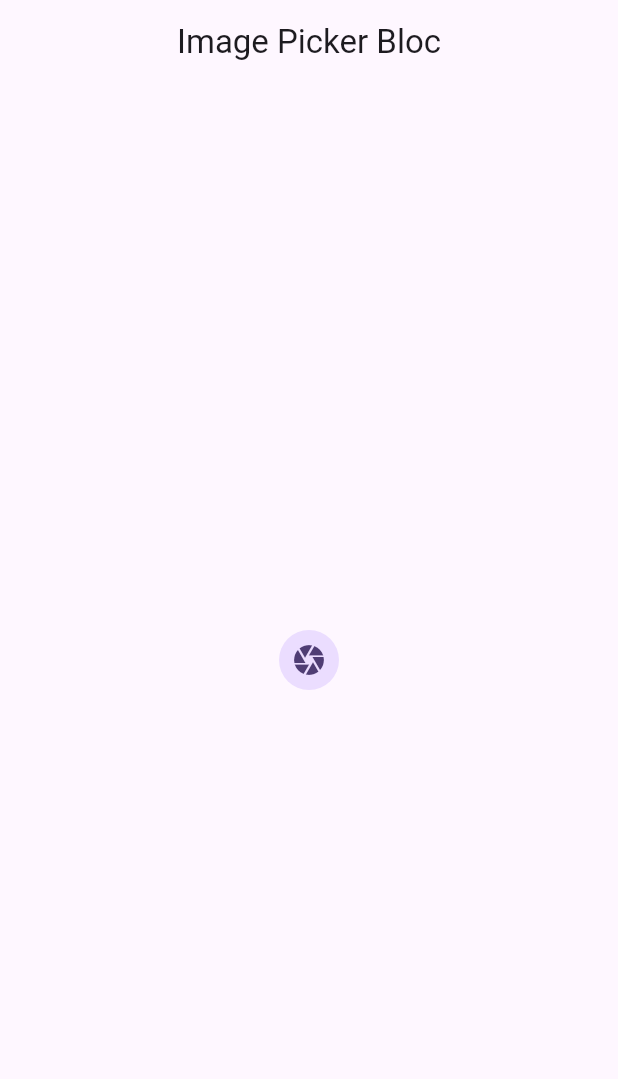
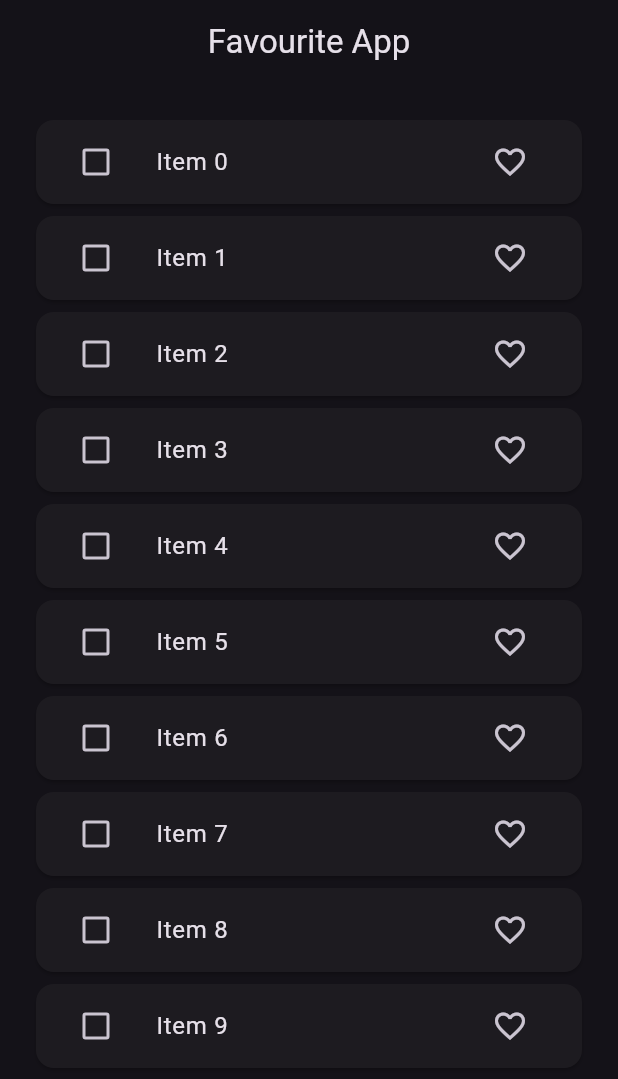
Before and after one commit to Saadali011/Flutter-Bloc, a Flutter app: the screen it shows after launch, on a phone screen of 412 x 824 dp. Shown: the top 1079 px of the screen. Run offline on Flutter 3.47's test engine with Material 3 defaults, Android fonts, the phone set to English and light mode, and no system bars; our stand-ins replace bloc, equatable, flutter_bloc, image_picker.

Commit message:
Flutter Bloc ToDo_App and Favourite_App : For ToDo : => User can Insert the items and Delete their items. For Favourite : => User Can Check , Favourite and Delete their Items.

```diff
--- /dev/null
+++ b/lib/bloc/favourite_app/favourite_app_bloc.dart
@@ -0,0 +1,68 @@
+import 'package:bloc/bloc.dart';
+import 'package:practice_bloc/bloc/favourite_app/favourite_app_event.dart';
+import 'package:practice_bloc/bloc/favourite_app/favourite_app_state.dart';
+import '../../repository/favourite_repository.dart';
+import '../../model/favourite_item_model.dart';
+
+class FavouriteBloc extends Bloc<FavouriteEvents,FavouriteItemStates>{
+
+  List<FavouriteItemModel> favouriteList = [];
+  List<FavouriteItemModel> temFavouriteList = [];
+
+
+  FavouriteRepository favouriteRepository;
+
+  FavouriteBloc(this.favouriteRepository):super(const FavouriteItemStates()){
+    on<FetchFavouriteList>(fetchList);
+    on<FavouriteItem>(_addFavouriteItem);
+    on<SelectItem>(_selectItem);
+    on<UnSelectItem>(_unSelectItem);
+    on<DeleteItem>(_deleteItem);
+
+  }
+
+  void fetchList(FetchFavouriteList event,Emitter<FavouriteItemStates> emit) async {
+    favouriteList = await favouriteRepository.fetchItem();
+    emit(state.copyWith(favouriteItemList: List.from(favouriteList), listStatus: ListStatus.success ));
+  }
+
+  void _addFavouriteItem(FavouriteItem event,Emitter<FavouriteItemStates> emit) async {
+    final index = favouriteList.indexWhere((element) => element.id == event.item.id);
+    if(event.item.isFavourite){
+      if(temFavouriteList.contains(favouriteList[index])){
+        temFavouriteList.remove(favouriteList[index]);
+        temFavouriteList.add(event.item);
+      } else {
+        if(temFavouriteList.contains(favouriteList[index])){
+          temFavouriteList.remove(favouriteList[index]);
+          temFavouriteList.add(event.item);
+        }
+      }
+    }
+    favouriteList[index] = event.item;
+    emit(state.copyWith(favouriteItemList: List.from(favouriteList) , temFavouriteItemList: List.from(temFavouriteList)   ));
+  }
+
+  void _selectItem(SelectItem event,Emitter<FavouriteItemStates> emit) async {
+    temFavouriteList.add(event.item);
+
+    emit(state.copyWith(temFavouriteItemList: List.from(temFavouriteList) ));
+  }
+
+  void _unSelectItem(UnSelectItem event,Emitter<FavouriteItemStates> emit) async {
+    temFavouriteList.remove(event.item);
+    emit(state.copyWith(temFavouriteItemList: List.from(temFavouriteList) ));
+  }
+
+  void _deleteItem(DeleteItem event,Emitter<FavouriteItemStates> emit) async {
+    for(int i = 0 ; i < temFavouriteList.length ; i ++){
+      favouriteList.remove(temFavouriteList[i]);
+    }
+    temFavouriteList.clear();
+    emit(state.copyWith(
+        favouriteItemList: List.from(favouriteList),
+        temFavouriteItemList: List.from(temFavouriteList) ));
+  }
+
+
+}
--- /dev/null
+++ b/lib/bloc/favourite_app/favourite_app_event.dart
@@ -0,0 +1,30 @@
+import 'package:equatable/equatable.dart';
+import 'package:practice_bloc/model/favourite_item_model.dart';
+
+abstract class FavouriteEvents extends Equatable{
+  const FavouriteEvents();
+
+  @override
+  List<Object> get props => [];
+
+}
+
+class FetchFavouriteList extends FavouriteEvents{}
+
+class FavouriteItem extends FavouriteEvents{
+  final FavouriteItemModel item;
+  FavouriteItem({required this.item});
+
+}
+
+class SelectItem extends FavouriteEvents{
+  final FavouriteItemModel item;
+  SelectItem({required this.item});
+}
+
+class UnSelectItem extends FavouriteEvents{
+  final FavouriteItemModel item;
+  UnSelectItem({required this.item});
+}
+
+class DeleteItem extends FavouriteEvents{}
--- /dev/null
+++ b/lib/bloc/favourite_app/favourite_app_state.dart
@@ -0,0 +1,32 @@
+import 'package:equatable/equatable.dart';
+import '../../model/favourite_item_model.dart';
+
+enum ListStatus{loading,success,failure}
+
+class FavouriteItemStates extends Equatable{
+
+  final List<FavouriteItemModel> favouriteItemList;
+  final List<FavouriteItemModel> temFavouriteItemList;
+
+
+  final ListStatus listStatus;
+
+  const FavouriteItemStates({
+    this.favouriteItemList = const [],
+    this.temFavouriteItemList = const [],
+    this.listStatus = ListStatus.loading
+  });
+
+  FavouriteItemStates copyWith({List<FavouriteItemModel>? favouriteItemList,List<FavouriteItemModel>? temFavouriteItemList, ListStatus? listStatus}){
+    return FavouriteItemStates(
+      favouriteItemList: favouriteItemList ?? this.favouriteItemList,
+      temFavouriteItemList: temFavouriteItemList ?? this.temFavouriteItemList,
+      listStatus: listStatus ?? this.listStatus,
+    );
+  }
+
+
+  @override
+  List<Object?> get props => [favouriteItemList,temFavouriteItemList,listStatus];
+
+}
--- a/lib/bloc/image_picker/image_picker_bloc.dart
+++ b/lib/bloc/image_picker/image_picker_bloc.dart
@@ -1,6 +1,6 @@
 import 'package:bloc/bloc.dart';
-import 'package:practice_bloc/bloc/image_picker/image_picker_events.dart';
-import 'package:practice_bloc/bloc/image_picker/image_picker_states.dart';
+import 'package:practice_bloc/bloc/image_picker/image_picker_event.dart';
+import 'package:practice_bloc/bloc/image_picker/image_picker_state.dart';
 import 'package:practice_bloc/utils/image_picker_utils.dart';
 import 'package:image_picker/image_picker.dart';
 
--- a/lib/bloc/switch_example/switch_bloc.dart
+++ b/lib/bloc/switch_example/switch_bloc.dart
@@ -1,6 +1,6 @@
 import 'package:bloc/bloc.dart';
 import 'package:practice_bloc/bloc/switch_example/switch_event.dart';
-import 'package:practice_bloc/bloc/switch_example/switch_states.dart';
+import 'package:practice_bloc/bloc/switch_example/switch_state.dart';
 
 class SwitchBloc extends Bloc<SwitchEvents,SwitchStates>{
   SwitchBloc():super(SwitchStates()){
--- /dev/null
+++ b/lib/bloc/todo/to_do_bloc.dart
@@ -0,0 +1,22 @@
+import 'package:bloc/bloc.dart';
+import 'package:practice_bloc/bloc/todo/to_do_event.dart';
+import 'package:practice_bloc/bloc/todo/to_do_state.dart';
+
+class ToDoBloc extends Bloc<ToDoEvent,ToDoState>{
+
+  final List<String> todosList = [];
+  ToDoBloc(): super(const ToDoState()){
+    on<AddTodoEvent>(_addToDoEvent);
+    on<RemoveTodoEvent>(_removeToDoEvent);
+
+  }
+
+  void _addToDoEvent(AddTodoEvent event, Emitter<ToDoState> emit){
+    todosList.add(event.task);
+    emit(state.copyWith(todosList: List.from(todosList) ));
+  }
+  void _removeToDoEvent(RemoveTodoEvent event, Emitter<ToDoState> emit){
+    todosList.remove(event.task);
+    emit(state.copyWith(todosList: List.from(todosList) ));
+  }
+}
--- /dev/null
+++ b/lib/bloc/todo/to_do_event.dart
@@ -0,0 +1,25 @@
+import 'package:equatable/equatable.dart';
+
+abstract class ToDoEvent extends Equatable{
+  const ToDoEvent();
+}
+
+class AddTodoEvent extends ToDoEvent{
+
+  final String task ;
+  const AddTodoEvent({required this.task});
+
+
+  @override
+  List<Object?> get props => [task];
+
+}
+
+class RemoveTodoEvent extends ToDoEvent{
+
+  final Object task ;
+  const RemoveTodoEvent({required this.task});
+
+  @override
+  List<Object?> get props => [task];
+}
--- /dev/null
+++ b/lib/bloc/todo/to_do_state.dart
@@ -0,0 +1,19 @@
+import 'package:equatable/equatable.dart';
+
+class ToDoState extends Equatable{
+
+  final List<String> todosList;
+
+  const ToDoState({
+    this.todosList = const []
+  });
+
+  ToDoState copyWith({List<String>? todosList}){
+    return ToDoState(
+      todosList: todosList ?? this.todosList,
+    );
+  }
+
+  @override
+  List<Object> get props => [todosList];
+}
--- a/lib/main.dart
+++ b/lib/main.dart
@@ -1,9 +1,14 @@
 import 'package:flutter/material.dart';
 import 'package:flutter_bloc/flutter_bloc.dart';
 import 'package:practice_bloc/bloc/counter/counter_bloc.dart';
+import 'package:practice_bloc/bloc/favourite_app/favourite_app_bloc.dart';
 import 'package:practice_bloc/bloc/image_picker/image_picker_bloc.dart';
 import 'package:practice_bloc/bloc/switch_example/switch_bloc.dart';
+import 'package:practice_bloc/bloc/todo/to_do_bloc.dart';
+import 'package:practice_bloc/repository/favourite_repository.dart';
+import 'package:practice_bloc/ui/favourite_app/favourite_app_screen.dart';
 import 'package:practice_bloc/ui/image_picker/image_picker_screen.dart';
+import 'package:practice_bloc/ui/todo/to_do_screen/to_do_screen.dart';
 import 'package:practice_bloc/utils/image_picker_utils.dart';
 
 void main() {
@@ -20,15 +25,20 @@ class MyApp extends StatelessWidget {
         BlocProvider(create: (_) => CounterBloc(),),
         BlocProvider(create: (_) => SwitchBloc(),),
         BlocProvider(create: (_) => ImagePickerBLoc(ImagePickerUtils())),
+        BlocProvider(create: (_) => ToDoBloc()),
+        BlocProvider(create: (_) => FavouriteBloc(FavouriteRepository())),
+
       ],
       child: MaterialApp(
         title: 'Flutter Demo',
         debugShowCheckedModeBanner: false,
+        themeMode: ThemeMode.dark,
         theme: ThemeData(
-          colorScheme: ColorScheme.fromSeed(seedColor: Colors.deepPurple),
+          brightness: Brightness.dark,
+          // colorScheme: ColorScheme.fromSeed(seedColor: Colors.deepPurple),
           useMaterial3: true,
         ),
-        home: const ImagePickerScreen(),
+        home: const FavouriteAppScreen(),
       ),
     );
   }
--- /dev/null
+++ b/lib/model/favourite_item_model.dart
@@ -0,0 +1,31 @@
+import 'package:equatable/equatable.dart';
+
+class FavouriteItemModel extends Equatable{
+
+  final String id;
+  final String value ;
+  final bool isDeleting;
+  final bool isFavourite;
+
+  const FavouriteItemModel({
+    required this.id,
+    required this.value,
+    this.isDeleting = false,
+    this.isFavourite = false,
+  });
+
+
+  FavouriteItemModel copyWith({String? id, String? value, bool? isDeleting,bool? isFavourite}){
+    return FavouriteItemModel(
+      id: id ?? this.id,
+      value: value ?? this.value,
+      isDeleting: isDeleting ?? this.isDeleting,
+      isFavourite: isFavourite ?? this.isFavourite,
+    );
+  }
+
+
+  @override
+  List<Object?> get props => [id,value,isDeleting,isFavourite];
+
+}
--- /dev/null
+++ b/lib/repository/favourite_repository.dart
@@ -0,0 +1,13 @@
+import 'package:practice_bloc/model/favourite_item_model.dart';
+
+class FavouriteRepository {
+
+  Future<List<FavouriteItemModel>>fetchItem()async{
+    await Future.delayed(const Duration(seconds: 3));
+    return List.of(_generateList(10));
+  }
+
+  List<FavouriteItemModel> _generateList(int length){
+    return List.generate(length,(index)=> FavouriteItemModel(id: index.toString(), value: 'Item $index'));
+  }
+}
--- /dev/null
+++ b/lib/ui/favourite_app/favourite_app_screen.dart
@@ -0,0 +1,92 @@
+import 'package:flutter/material.dart';
+import 'package:flutter_bloc/flutter_bloc.dart';
+import 'package:practice_bloc/bloc/favourite_app/favourite_app_bloc.dart';
+import 'package:practice_bloc/bloc/favourite_app/favourite_app_event.dart';
+import 'package:practice_bloc/bloc/favourite_app/favourite_app_state.dart';
+import 'package:practice_bloc/model/favourite_item_model.dart';
+
+class FavouriteAppScreen extends StatefulWidget {
+  const FavouriteAppScreen({super.key});
+
+  @override
+  State<FavouriteAppScreen> createState() => _FavouriteAppScreenState();
+}
+
+class _FavouriteAppScreenState extends State<FavouriteAppScreen> {
+
+  @override
+  void initState() {
+    super.initState();
+    context.read<FavouriteBloc>().add(FetchFavouriteList());
+  }
+
+  @override
+  Widget build(BuildContext context) {
+    return Scaffold(
+      appBar: AppBar(
+        title: Text("Favourite App"),
+        centerTitle: true,
+        actions: [
+          BlocBuilder<FavouriteBloc, FavouriteItemStates>(
+            builder: (context, state) {
+              return Visibility(
+                visible: state.temFavouriteItemList.isNotEmpty ? true : false,
+                child: IconButton(onPressed: (){
+                  context.read<FavouriteBloc>().add(DeleteItem());
+                }, icon: Icon(Icons.delete,color: Colors.red,)),
+              );
+            },
+          )
+        ],
+      ),
+      body: Padding(
+        padding: const EdgeInsets.all(20.0),
+        child: BlocBuilder<FavouriteBloc,FavouriteItemStates>(
+          builder: (context,state){
+            switch(state.listStatus){
+              case ListStatus.loading:
+                return Center(child: CircularProgressIndicator());
+              case ListStatus.failure:
+                return Text("something went wrong");
+              case ListStatus.success:
+                return ListView.builder(
+                    itemCount: state.favouriteItemList.length,
+                    itemBuilder: (context ,index){
+                      final item = state.favouriteItemList[index];
+                      return Card(
+                        child: ListTile(
+                          leading: Checkbox(
+                              value: state.temFavouriteItemList.contains(item)? true : false,
+                              onChanged: (value) {
+                                if (value!) {
+                                  context.read<FavouriteBloc>().add(
+                                      SelectItem(item: item));
+                                } else{
+                                  context.read<FavouriteBloc>().add(UnSelectItem(item: item));
+                                }
+                              }
+                          ),
+                          title: Text(item.value.toString()),
+                          trailing: IconButton(
+                            onPressed: (){
+                              FavouriteItemModel ItemModel = FavouriteItemModel(
+                                  id: item.id, value: item.value,
+                                  isFavourite: item.isFavourite ? false : true
+                              );
+                              context.read<FavouriteBloc>().add(FavouriteItem(item: ItemModel));
+                            },
+                            icon: Icon(
+                                item.isFavourite ? Icons.favorite : Icons.favorite_outline
+                            ),
+                          ),
+                        ),
+                      );
+                    });
+            }
+
+          },
+        ),
+      ),
+    );
+  }
+}
--- a/lib/ui/image_picker/image_picker_screen.dart
+++ b/lib/ui/image_picker/image_picker_screen.dart
@@ -3,8 +3,8 @@ import 'dart:io';
 import 'package:flutter/material.dart';
 import 'package:flutter_bloc/flutter_bloc.dart';
 import 'package:practice_bloc/bloc/image_picker/image_picker_bloc.dart';
-import 'package:practice_bloc/bloc/image_picker/image_picker_events.dart';
-import 'package:practice_bloc/bloc/image_picker/image_picker_states.dart';
+import 'package:practice_bloc/bloc/image_picker/image_picker_event.dart';
+import 'package:practice_bloc/bloc/image_picker/image_picker_state.dart';
 
 class ImagePickerScreen extends StatefulWidget {
   const ImagePickerScreen({super.key});
--- a/lib/ui/switch_example/switch_example_screen.dart
+++ b/lib/ui/switch_example/switch_example_screen.dart
@@ -2,7 +2,7 @@ import 'package:flutter/material.dart';
 import 'package:flutter_bloc/flutter_bloc.dart';
 import 'package:practice_bloc/bloc/switch_example/switch_bloc.dart';
 import 'package:practice_bloc/bloc/switch_example/switch_event.dart';
-import 'package:practice_bloc/bloc/switch_example/switch_states.dart';
+import 'package:practice_bloc/bloc/switch_example/switch_state.dart';
 
 class SwitchExample extends StatefulWidget {
   const SwitchExample({super.key});
```
Also changed, not shown: lib/ui/todo/to_do_screen/to_do_screen.dart (added, +58 -0 lines), lib/bloc/image_picker/image_picker_event.dart (renamed from lib/bloc/image_picker/image_picker_events.dart), lib/bloc/image_picker/image_picker_state.dart (renamed from lib/bloc/image_picker/image_picker_states.dart), lib/bloc/switch_example/switch_state.dart (renamed from lib/bloc/switch_example/switch_states.dart).
